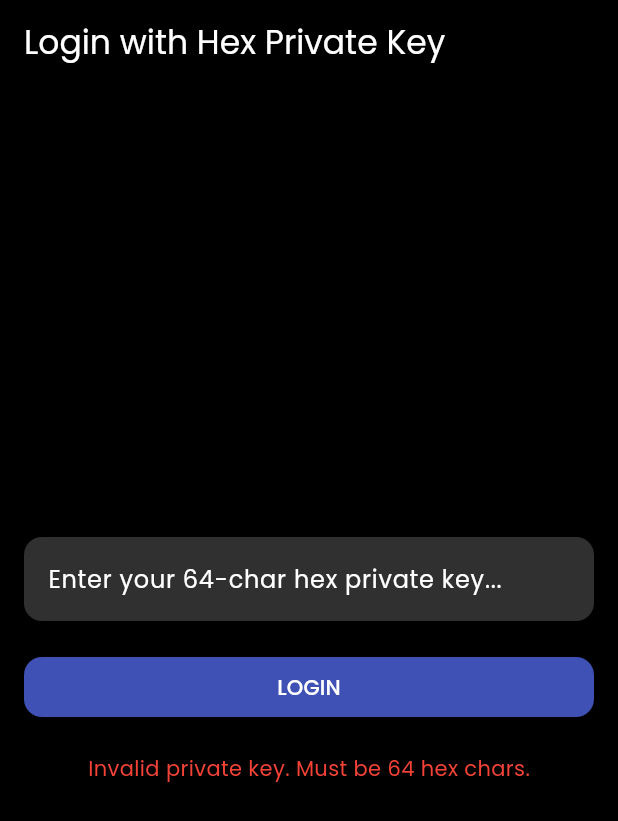
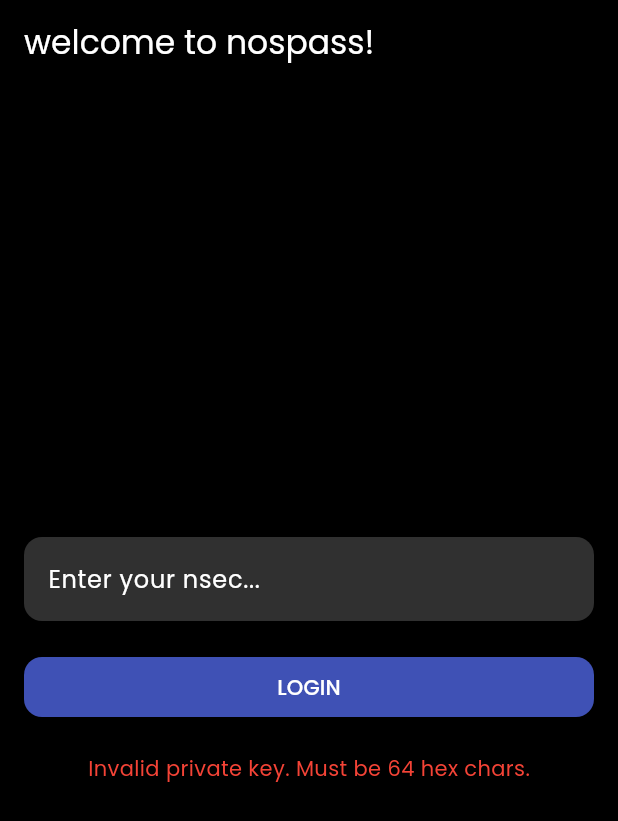
Before and after one commit to untreu2/nospass, a Flutter app: the screen it shows after launch, after a tap on "LOGIN", on a phone screen of 412 x 824 dp. Shown: the top 821 px of the screen. Run offline on Flutter 3.47's test engine with Material 3 defaults, Android fonts, the phone set to English and light mode, and no system bars; our stand-ins replace flutter_secure_storage, google_fonts; missing offline and left inert: nostr_tools.

Commit message:
Added NIP-19 login
+Removed biometric login for now

```diff
--- a/lib/login_page.dart
+++ b/lib/login_page.dart
@@ -2,7 +2,6 @@ import 'package:flutter/material.dart';
 import 'package:nostr_tools/nostr_tools.dart';
 import 'password_manager_screen.dart';
 import 'package:flutter_secure_storage/flutter_secure_storage.dart';
-import 'package:local_auth/local_auth.dart';
 
 class LoginPage extends StatefulWidget {
   const LoginPage({Key? key}) : super(key: key);
@@ -15,22 +14,12 @@ class _LoginPageState extends State<LoginPage> {
   final TextEditingController _privkeyController = TextEditingController();
   String _message = '';
   final _secureStorage = const FlutterSecureStorage();
-  final LocalAuthentication auth = LocalAuthentication();
-  bool _isBiometricAvailable = false;
+  final Nip19 nip19 = Nip19();
 
   @override
   void initState() {
     super.initState();
-    _checkBiometric();
     _loadStoredPrivkey();
-  }
-
-  Future<void> _checkBiometric() async {
-    bool canCheckBiometrics = await auth.canCheckBiometrics;
-    bool isDeviceSupported = await auth.isDeviceSupported();
-    setState(() {
-      _isBiometricAvailable = canCheckBiometrics && isDeviceSupported;
-    });
   }
 
   Future<void> _loadStoredPrivkey() async {
@@ -75,24 +64,26 @@ class _LoginPageState extends State<LoginPage> {
     }
   }
 
-  Future<void> _authenticateAndLogin() async {
-    bool authenticated = false;
-    try {
-      authenticated = await auth.authenticate(
-        localizedReason: 'Please authenticate to login',
-        options: const AuthenticationOptions(
-          stickyAuth: true,
-        ),
-      );
-    } catch (e) {
-      print(e);
-    }
-
-    if (authenticated) {
-      String? storedPrivkey = await _secureStorage.read(key: 'privkeyHex');
-      if (storedPrivkey != null) {
-        _login(storedPrivkey);
+  Future<void> _attemptLogin(String input) async {
+    if (input.startsWith('nsec1')) {
+      try {
+        final decoded = nip19.decode(input);
+        if (decoded['type'] == 'nsec' && decoded['data'] is String) {
+          final privkeyHex = decoded['data'] as String;
+          await _login(privkeyHex);
+          return;
+        } else {
+          setState(() {
+            _message = 'Invalid NIP-19 nsec format.';
+          });
+        }
+      } catch (e) {
+        setState(() {
+          _message = 'Error decoding NIP-19 key: $e';
+        });
       }
+    } else {
+      await _login(input);
     }
   }
 
@@ -100,7 +91,7 @@ class _LoginPageState extends State<LoginPage> {
   Widget build(BuildContext context) {
     return Scaffold(
       appBar: AppBar(
-        title: const Text('Login with Hex Private Key'),
+        title: const Text('welcome to nospass!'),
       ),
       body: Padding(
         padding: const EdgeInsets.all(16.0),
@@ -110,7 +101,7 @@ class _LoginPageState extends State<LoginPage> {
             TextField(
               controller: _privkeyController,
               decoration: const InputDecoration(
-                labelText: 'Enter your 64-char hex private key...',
+                labelText: 'Enter your nsec...',
               ),
               obscureText: true,
             ),
@@ -119,20 +110,11 @@ class _LoginPageState extends State<LoginPage> {
               width: double.infinity,
               child: ElevatedButton(
                 onPressed: () {
-                  _login(_privkeyController.text.trim());
+                  _attemptLogin(_privkeyController.text.trim());
                 },
                 child: const Text('LOGIN'),
               ),
             ),
-            if (_isBiometricAvailable)
-              SizedBox(
-                width: double.infinity,
-                child: ElevatedButton.icon(
-                  icon: const Icon(Icons.fingerprint),
-                  label: const Text('Login with Biometrics'),
-                  onPressed: _authenticateAndLogin,
-                ),
-              ),
             const SizedBox(height: 20),
             Text(_message, style: const TextStyle(color: Colors.red)),
           ],
```
